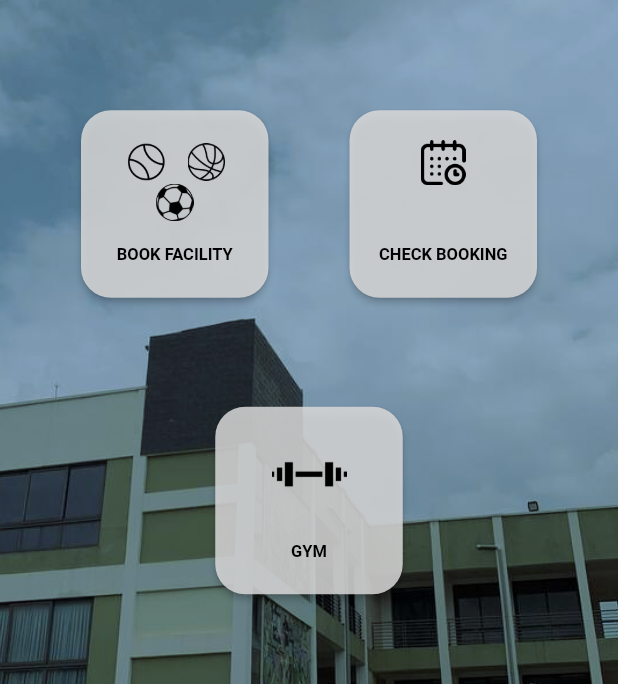
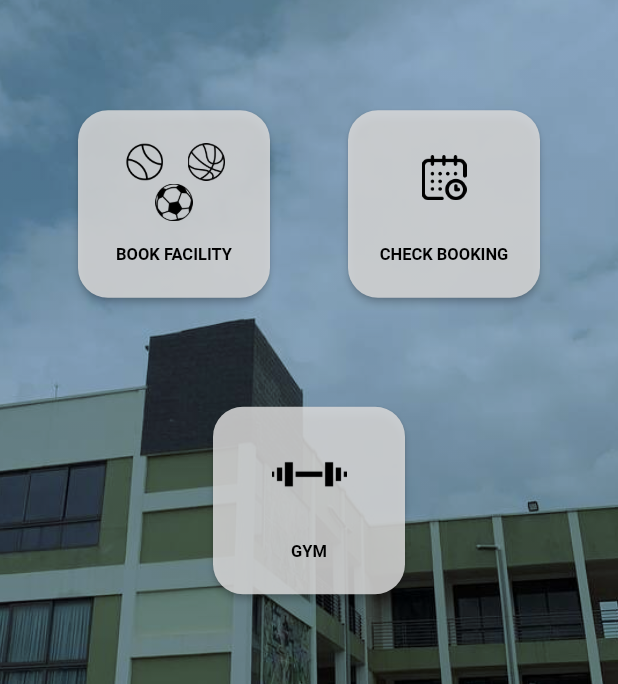
Before and after one commit to COE-CTRL-Intelligence/Sports-Complex, a Flutter app: the screen it shows after launch, on a phone screen of 412 x 824 dp. Shown: the part 283-967 px from the top of the screen. Run offline on Flutter 3.47's test engine with Material 2 defaults, Android fonts, the light colour scheme and no system bars; our stand-ins replace auto_route, syncfusion_flutter_calendar.

Commit message:
home button with increased

```diff
--- a/lib/pages/home_page.dart
+++ b/lib/pages/home_page.dart
@@ -62,9 +62,12 @@ class HomePage extends StatelessWidget {
                       },
                     ),
                     HomePageButton(
-                      icon: Image.asset(
-                        "assets/icons/calendar.png",
-                        height: 30,
+                      icon: Padding(
+                        padding: const EdgeInsets.only(top: 10),
+                        child: Image.asset(
+                          "assets/icons/calendar.png",
+                          height: 30,
+                        ),
                       ),
                       title: "CHECK BOOKING",
                       onPressed: () {
--- a/lib/widgets/home_page_button.dart
+++ b/lib/widgets/home_page_button.dart
@@ -15,7 +15,7 @@ class HomePageButton extends StatelessWidget {
   Widget build(BuildContext context) {
     return ElevatedButton(
         style: ButtonStyle(
-          fixedSize: MaterialStateProperty.all(const Size(125, 125)),
+          fixedSize: MaterialStateProperty.all(const Size(128, 125)),
           shape: MaterialStateProperty.all(const RoundedRectangleBorder(
               borderRadius: BorderRadius.all(Radius.circular(20)))),
           backgroundColor: MaterialStateProperty.all(
```
